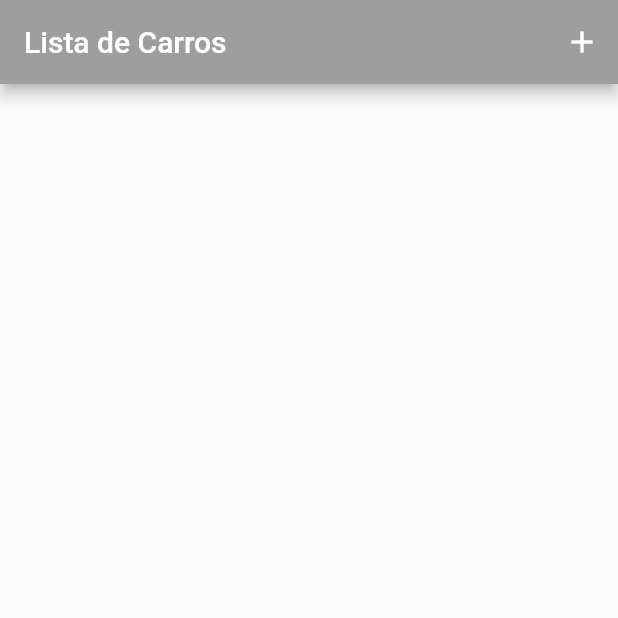
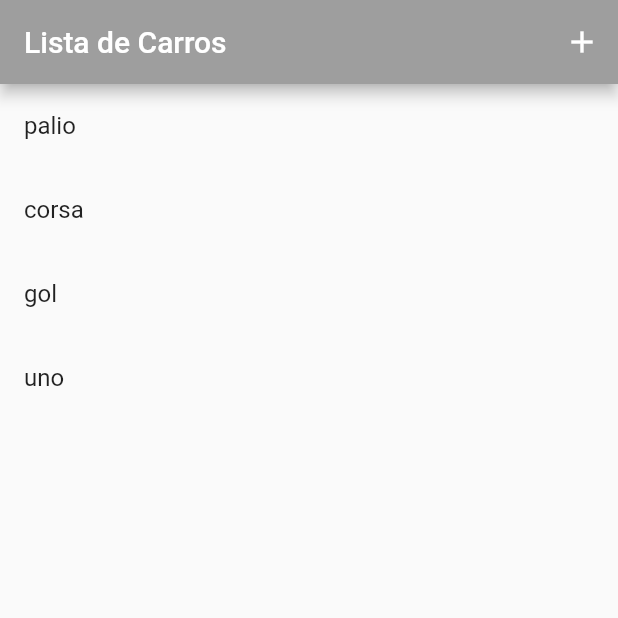
Before and after one commit to KazuoSojima/CRUD_PubDev, a Flutter app: the screen it shows after launch, on a phone screen of 412 x 824 dp, the top half of it. Run offline on Flutter 3.47's test engine with Material 2 defaults, Android fonts, the phone set to English and light mode, and no system bars.

Commit message:
listView ok

```diff
--- a/lib/home.dart
+++ b/lib/home.dart
@@ -8,6 +8,8 @@ class Home extends StatefulWidget {
 }
 
 class _HomeState extends State<Home> {
+  var automovel = ['palio', 'corsa', 'gol', 'uno'];
+
   @override
   Widget build(BuildContext context) {
     return Scaffold(
@@ -21,6 +23,13 @@ class _HomeState extends State<Home> {
           ),
         ],
       ),
+      body: ListView.builder(
+          itemCount: automovel.length,
+          itemBuilder: (context, int index) {
+            return ListTile(
+              title: Text(automovel[index]),
+            );
+          }),
     );
   }
 }
```
